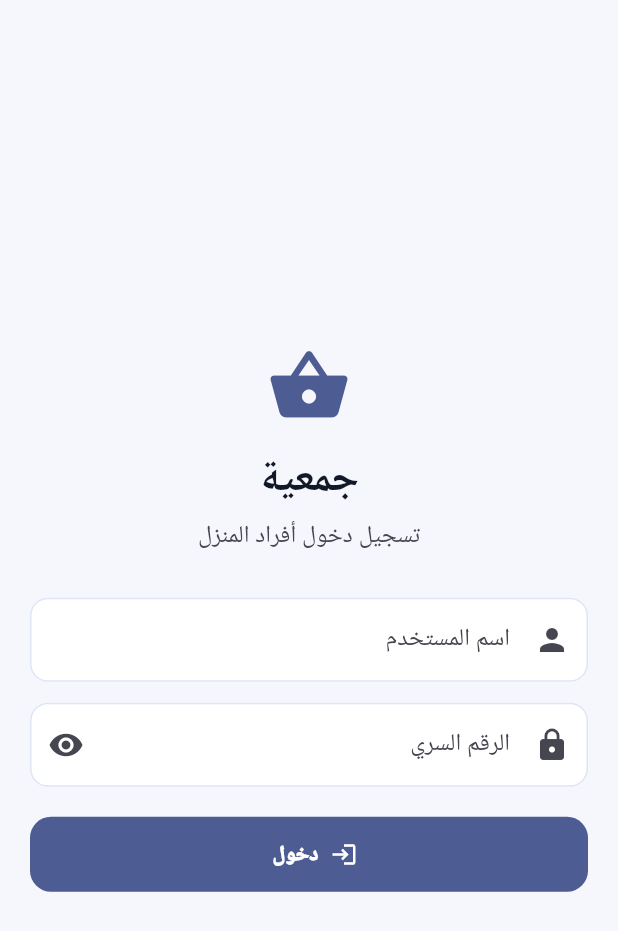
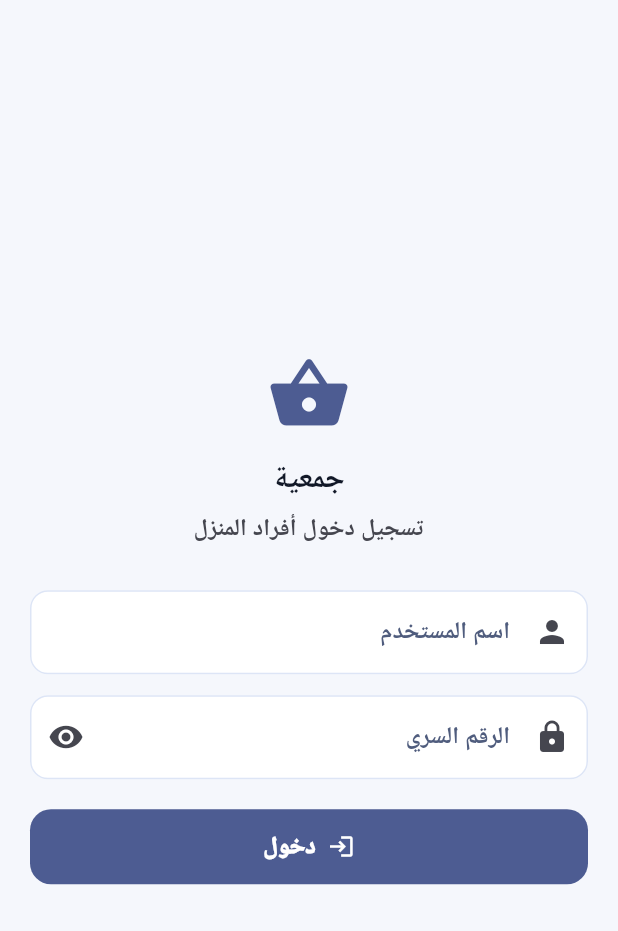
Before and after one commit to engalansari/jamia, a Flutter app: the screen it shows after launch, on a phone screen of 412 x 824 dp. Shown: the top 931 px of the screen. Run offline on Flutter 3.47's test engine with Material 3 defaults, Android fonts, the phone set to English and light mode, and no system bars; our stand-ins replace cloud_firestore, firebase_analytics, firebase_auth, firebase_core, firebase_crashlytics, firebase_messaging and 2 more; accounts and stored records are empty.

Commit message:
تحسين نصوص الأزرار - جعلها أسمك وأوضح داخل الأزرار

```diff
--- a/app/lib/main.dart
+++ b/app/lib/main.dart
@@ -109,8 +109,15 @@ class _JamiaAppState extends State<JamiaApp> {
         ? const Color(0xFFF3F6FF)
         : const Color(0xFF111827);
     final mutedTextColor = isDark
-        ? const Color(0xFFB9C4DB)
-        : const Color(0xFF7D8AA2);
+        ? const Color(0xFF9BA8C4)
+        : const Color(0xFF4F5C7D);
+
+    // نص الأزرار - قوي وسميك جداً
+    const buttonTextStyle = TextStyle(
+      fontWeight: FontWeight.w900,
+      fontSize: 16,
+      letterSpacing: 0.5,
+    );
 
     return ThemeData(
       useMaterial3: true,
@@ -123,6 +130,98 @@ class _JamiaAppState extends State<JamiaApp> {
             fontFamily: 'sans-serif',
             bodyColor: textColor,
             displayColor: textColor,
+          )
+          .copyWith(
+            displayLarge: TextStyle(
+              fontFamily: 'sans-serif',
+              fontSize: 32,
+              fontWeight: FontWeight.w900,
+              color: textColor,
+            ),
+            displayMedium: TextStyle(
+              fontFamily: 'sans-serif',
+              fontSize: 28,
+              fontWeight: FontWeight.w900,
+              color: textColor,
+            ),
+            displaySmall: TextStyle(
+              fontFamily: 'sans-serif',
+              fontSize: 24,
+              fontWeight: FontWeight.w900,
+              color: textColor,
+            ),
+            headlineLarge: TextStyle(
+              fontFamily: 'sans-serif',
+              fontSize: 22,
+              fontWeight: FontWeight.w800,
+              color: textColor,
+            ),
+            headlineMedium: TextStyle(
+              fontFamily: 'sans-serif',
+              fontSize: 20,
+              fontWeight: FontWeight.w800,
+              color: textColor,
+            ),
+            headlineSmall: TextStyle(
+              fontFamily: 'sans-serif',
+              fontSize: 18,
+              fontWeight: FontWeight.w800,
+              color: textColor,
+            ),
+            titleLarge: TextStyle(
+              fontFamily: 'sans-serif',
+              fontSize: 18,
+              fontWeight: FontWeight.w900,
+              color: textColor,
+            ),
+            titleMedium: TextStyle(
+              fontFamily: 'sans-serif',
+              fontSize: 16,
+              fontWeight: FontWeight.w800,
+              color: textColor,
+            ),
+            titleSmall: TextStyle(
+              fontFamily: 'sans-serif',
+              fontSize: 14,
+              fontWeight: FontWeight.w800,
+              color: textColor,
+            ),
+            bodyLarge: TextStyle(
+              fontFamily: 'sans-serif',
+              fontSize: 16,
+              fontWeight: FontWeight.w600,
+              color: textColor,
+            ),
+            bodyMedium: TextStyle(
+              fontFamily: 'sans-serif',
+              fontSize: 14,
+              fontWeight: FontWeight.w600,
+              color: textColor,
+            ),
+            bodySmall: TextStyle(
+              fontFamily: 'sans-serif',
+              fontSize: 12,
+              fontWeight: FontWeight.w500,
+              color: mutedTextColor,
+            ),
+            labelLarge: TextStyle(
+              fontFamily: 'sans-serif',
+              fontSize: 14,
+              fontWeight: FontWeight.w800,
+              color: textColor,
+            ),
+            labelMedium: TextStyle(
+              fontFamily: 'sans-serif',
+              fontSize: 12,
+              fontWeight: FontWeight.w800,
+              color: textColor,
+            ),
+            labelSmall: TextStyle(
+              fontFamily: 'sans-serif',
+              fontSize: 11,
+              fontWeight: FontWeight.w700,
+              color: mutedTextColor,
+            ),
           ),
       appBarTheme: AppBarTheme(
         centerTitle: true,
@@ -132,7 +231,7 @@ class _JamiaAppState extends State<JamiaApp> {
         foregroundColor: textColor,
         titleTextStyle: TextStyle(
           fontFamily: 'sans-serif',
-          fontSize: 20,
+          fontSize: 22,
           fontWeight: FontWeight.w900,
           color: textColor,
         ),
@@ -150,14 +249,14 @@ class _JamiaAppState extends State<JamiaApp> {
         iconColor: colorScheme.primary,
         titleTextStyle: TextStyle(
           fontFamily: 'sans-serif',
-          fontSize: 17,
-          fontWeight: FontWeight.w900,
+          fontSize: 16,
+          fontWeight: FontWeight.w800,
           color: textColor,
         ),
         subtitleTextStyle: TextStyle(
           fontFamily: 'sans-serif',
-          fontSize: 14,
-          fontWeight: FontWeight.w700,
+          fontSize: 13,
+          fontWeight: FontWeight.w600,
           color: mutedTextColor,
         ),
       ),
@@ -175,25 +274,50 @@ class _JamiaAppState extends State<JamiaApp> {
           borderRadius: BorderRadius.circular(12),
           borderSide: BorderSide(color: colorScheme.primary, width: 1.6),
         ),
+        labelStyle: TextStyle(
+          fontWeight: FontWeight.w600,
+          color: mutedTextColor,
+        ),
+        hintStyle: TextStyle(
+          fontWeight: FontWeight.w500,
+          color: mutedTextColor,
+        ),
       ),
+      // ⭐ تحسين الأزرار الممتلئة (FilledButton)
       filledButtonTheme: FilledButtonThemeData(
         style: FilledButton.styleFrom(
           minimumSize: const Size(64, 50),
+          padding: const EdgeInsets.symmetric(horizontal: 24, vertical: 12),
           shape: RoundedRectangleBorder(
             borderRadius: BorderRadius.circular(14),
           ),
-          textStyle: const TextStyle(fontWeight: FontWeight.w900),
+          textStyle: buttonTextStyle,
         ),
       ),
+      // ⭐ تحسين الأزرار المخطط (OutlinedButton)
       outlinedButtonTheme: OutlinedButtonThemeData(
         style: OutlinedButton.styleFrom(
           minimumSize: const Size(64, 50),
+          padding: const EdgeInsets.symmetric(horizontal: 24, vertical: 12),
           side: BorderSide(color: borderColor, width: 1.4),
           shape: RoundedRectangleBorder(
             borderRadius: BorderRadius.circular(14),
           ),
-          textStyle: const TextStyle(fontWeight: FontWeight.w900),
+          textStyle: buttonTextStyle,
         ),
+      ),
+      // ⭐ تحسين الأزرار النصية (TextButton)
+      textButtonTheme: TextButtonThemeData(
+        style: TextButton.styleFrom(
+          padding: const EdgeInsets.symmetric(horizontal: 16, vertical: 8),
+          textStyle: buttonTextStyle,
+        ),
+      ),
+      // ⭐ تحسين الزر العائم (FloatingActionButton)
+      floatingActionButtonTheme: FloatingActionButtonThemeData(
+        sizeConstraints: const BoxConstraints.tightFor(width: 56, height: 56),
+        elevation: 8,
+        highlightElevation: 12,
       ),
       chipTheme: ChipThemeData(
         backgroundColor: isDark
@@ -201,7 +325,8 @@ class _JamiaAppState extends State<JamiaApp> {
             : const Color(0xFFEFF3FF),
         labelStyle: TextStyle(
           color: colorScheme.primary,
-          fontWeight: FontWeight.w900,
+          fontWeight: FontWeight.w800,
+          fontSize: 13,
         ),
         shape: RoundedRectangleBorder(borderRadius: BorderRadius.circular(22)),
       ),
```
